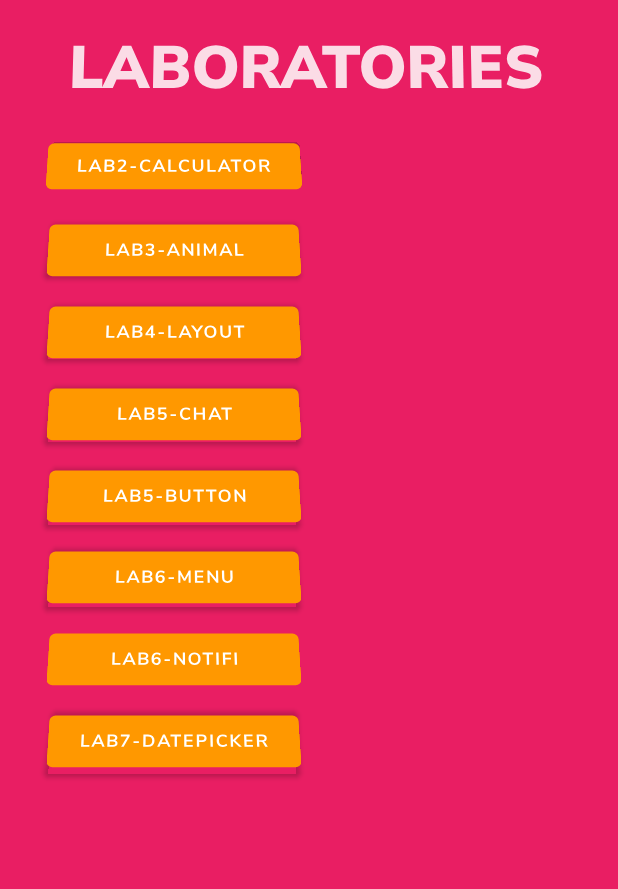
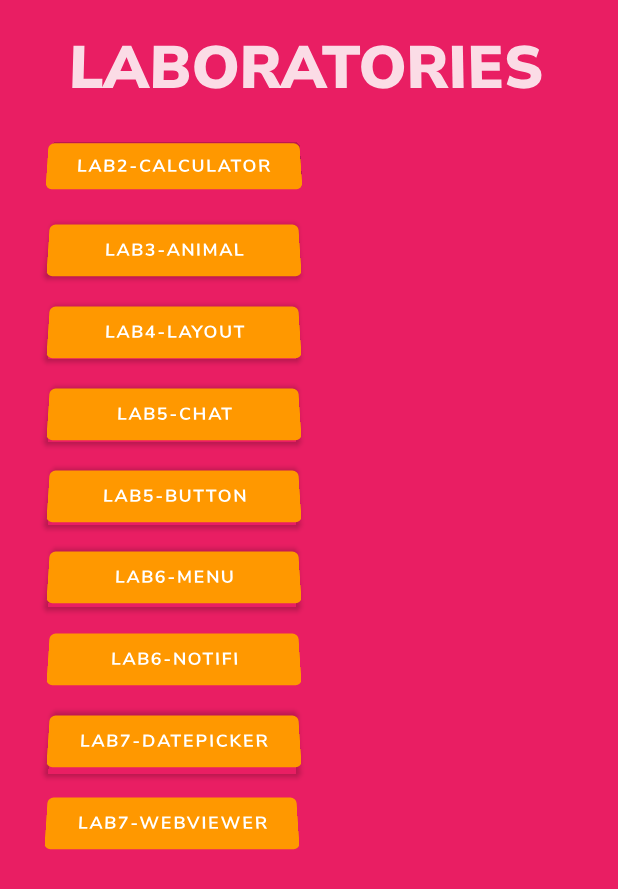
Before and after one commit to hulgeebnaa/androidStudio-lab, an Android app: the Option screen opened directly, with no data from a screen before it, on a phone screen of 412 x 824 dp. Shown: the top 889 px of the screen. Run offline under Robolectric (Android 15) with nearby library versions, the light colour scheme and no system bars.

Commit message:
lab7 duusav

```diff
--- a/app/src/main/AndroidManifest.xml
+++ b/app/src/main/AndroidManifest.xml
@@ -1,15 +1,18 @@
 <?xml version="1.0" encoding="utf-8"?>
 <manifest xmlns:android="http://schemas.android.com/apk/res/android"
     package="com.example.lab3">
+    <uses-permission android:name="android.permission.INTERNET"/>
 
     <application
+        android:usesCleartextTraffic="true"
         android:allowBackup="true"
         android:icon="@mipmap/ic_launcher"
         android:label="@string/app_name"
         android:roundIcon="@mipmap/ic_launcher_round"
         android:supportsRtl="true"
         android:theme="@style/Theme.Lab3">
-        <activity android:name=".lab7n1"></activity>
+        <activity android:name=".lab7n2"></activity>
+        <activity android:name=".lab7n1" />
         <activity android:name=".lab6n2n2" />
         <activity android:name=".lab6n2" />
         <activity android:name=".lab6n1" />
--- a/app/src/main/java/com/example/lab3/Option.java
+++ b/app/src/main/java/com/example/lab3/Option.java
@@ -27,6 +27,7 @@ public class Option extends AppCompatActivity {
         Button lab6menu = (Button) findViewById(R.id.lab6menu);
         Button lab6noti = (Button) findViewById(R.id.lab6noti);
         Button lab7n1 = (Button) findViewById(R.id.lab7n1);
+        Button lab7n2 = (Button) findViewById(R.id.lab7n2);
         lab2.setOnClickListener(new View.OnClickListener() {
             @Override
             public void onClick(View v) {
@@ -53,6 +54,7 @@ public class Option extends AppCompatActivity {
         lab6menu.setOnClickListener(v -> lab6menu());
         lab6noti.setOnClickListener(v -> lab6noti());
         lab7n1.setOnClickListener(v -> lab7n1click());
+        lab7n2.setOnClickListener(v -> lab7n2click());
     }
 
     private void lab5click() {
@@ -75,4 +77,8 @@ public class Option extends AppCompatActivity {
         Intent intent = new Intent(Option.this, lab7n1.class);
         startActivity(intent);
     }
+    private void lab7n2click() {
+        Intent intent = new Intent(Option.this, lab7n2.class);
+        startActivity(intent);
+    }
 }
--- a/app/src/main/java/com/example/lab3/lab6n2n2.java
+++ b/app/src/main/java/com/example/lab3/lab6n2n2.java
@@ -24,7 +24,7 @@ public class lab6n2n2 extends AppCompatActivity {
     }
     private void actionBarCustomize(ActionBar actionBar){
         actionBar.setBackgroundDrawable(new ColorDrawable(getResources().getColor(R.color.background)));
-        actionBar.setTitle(" Welcome!");
+        actionBar.setTitle(" Laboratory-6-2");
         actionBar.setIcon(R.drawable.ic_action_bar_swim);
         actionBar.setDisplayUseLogoEnabled(true);
         actionBar.setDisplayShowHomeEnabled(true);
--- a/app/src/main/res/layout/activity_option.xml
+++ b/app/src/main/res/layout/activity_option.xml
@@ -135,6 +135,22 @@
         app:layout_constraintTop_toTopOf="parent"
         app:layout_constraintVertical_bias="0.606" />
 
+    <Button
+        android:id="@+id/lab7n2"
+        android:layout_width="168dp"
+        android:layout_height="48dp"
+        android:fontFamily="@font/nunito_sans_bold"
+        android:rotationX="17"
+        android:text="lab7-WebViewer"
+        android:textSize="12sp"
+        app:backgroundTint="#FF9800"
+        app:layout_constraintBottom_toBottomOf="parent"
+        app:layout_constraintEnd_toEndOf="parent"
+        app:layout_constraintHorizontal_bias="0.127"
+        app:layout_constraintStart_toStartOf="parent"
+        app:layout_constraintTop_toTopOf="parent"
+        app:layout_constraintVertical_bias="0.676" />
+
     <TextView
         android:id="@+id/textView6"
         android:layout_width="wrap_content"
```
Also changed, not shown: app/src/main/java/com/example/lab3/lab7n1.java (+25 -4 lines), app/src/main/java/com/example/lab3/lab7n2.java (added, +53 -0 lines), app/src/main/res/layout/activity_lab7n1.xml (+14 -10 lines), app/src/main/res/layout/activity_lab7n2.xml (added, +40 -0 lines), 1 other file.
